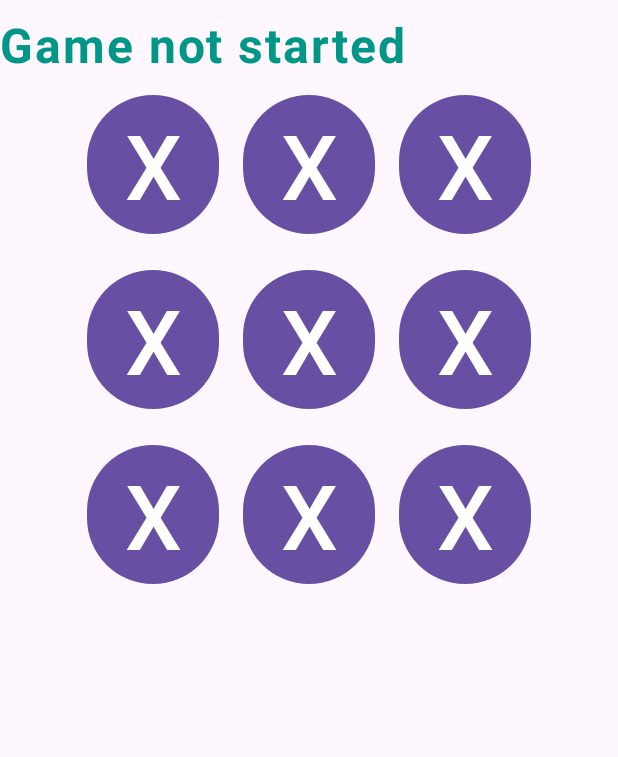
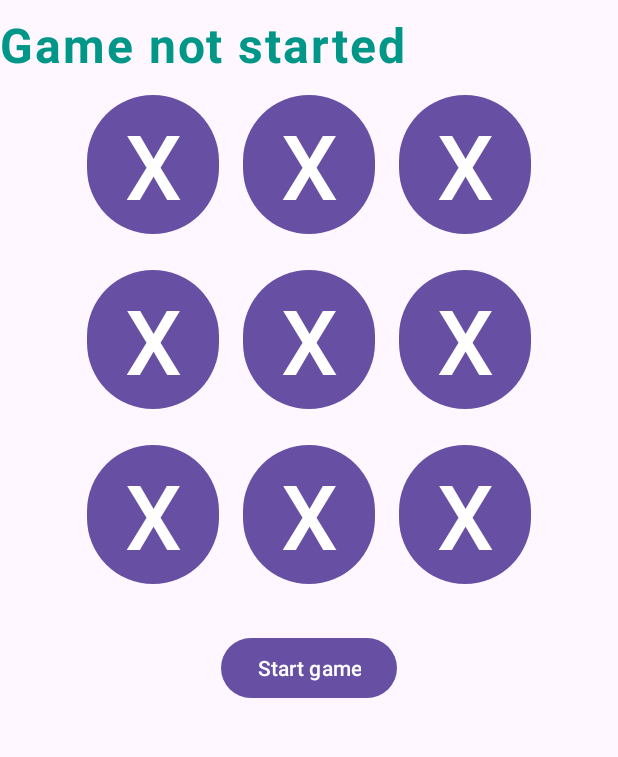
Before and after one commit to dusenkot/Tic_Tac_Toe_Kotlin_-Firebase, an Android app: the layout activity_game.xml on its own in the app's theme, with its tools: preview values and no code run, on a phone screen of 412 x 824 dp, the part 93-850 px from its top. Run offline under Robolectric (Android 15) with nearby library versions, the phone set to English and light mode, and no system bars.

Commit message:
Add button "Start game"

```diff
--- a/app/src/main/res/layout/activity_game.xml
+++ b/app/src/main/res/layout/activity_game.xml
@@ -109,4 +109,11 @@
             tools:text="X" />
 
     </GridLayout>
+    <Button
+        android:layout_width="wrap_content"
+        android:layout_height="wrap_content"
+        android:layout_gravity="center"
+        android:layout_margin="20dp"
+        android:text="Start game"
+        android:id="@+id/start_game_btn"/>
 </LinearLayout>
```
